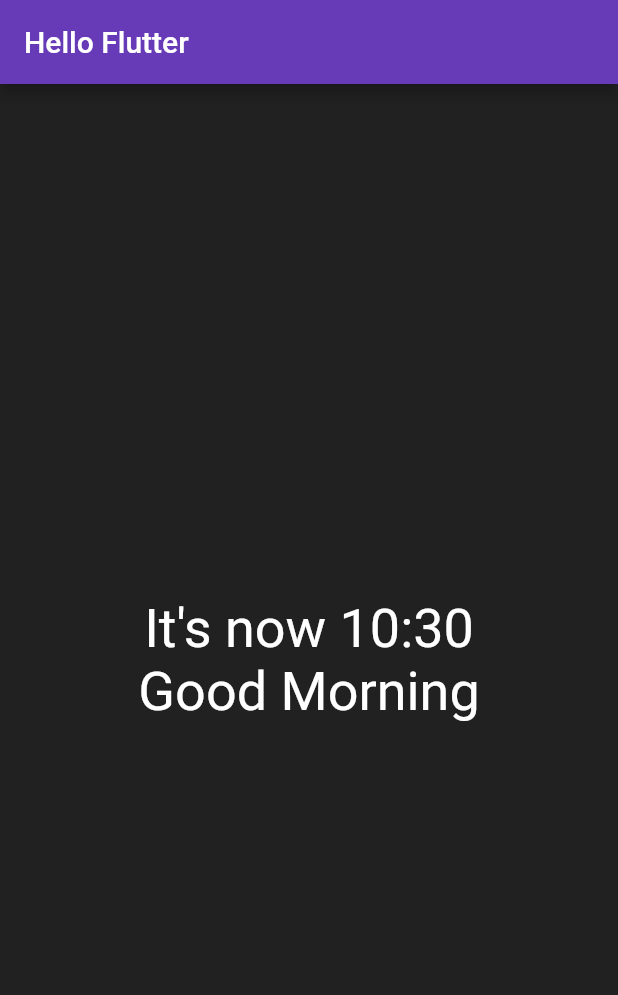
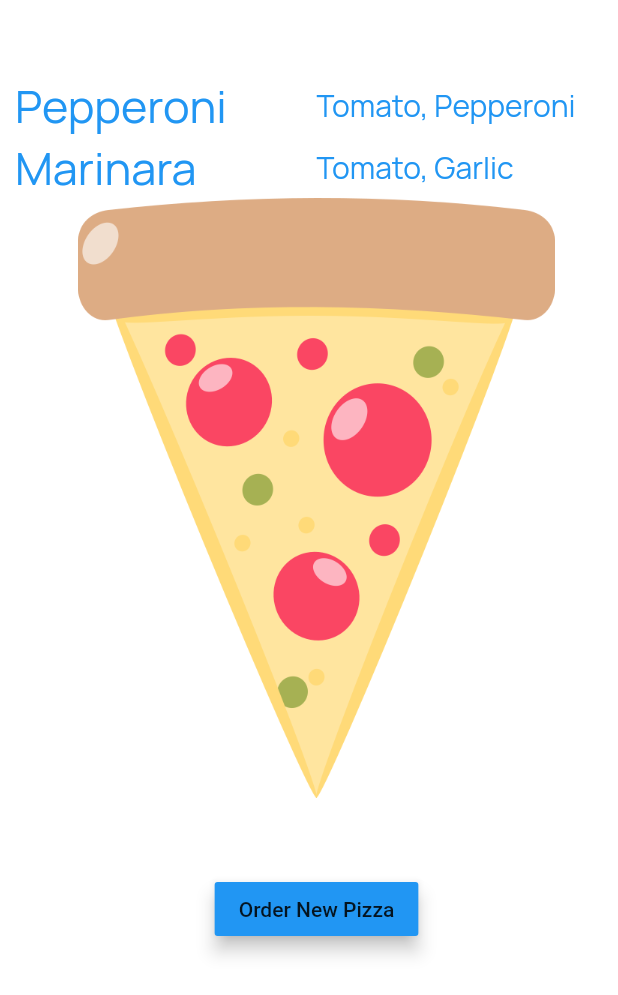
Before and after one commit to AlexKvazos/HelloFlutter, a Flutter app: the screen it shows after launch, on a phone screen of 412 x 824 dp. Shown: the top 995 px of the screen. Run offline on Flutter 3.47's test engine with Material 2 defaults, Android fonts, the phone set to English and light mode, and no system bars.

Commit message:
Add practice with images and styling

```diff
--- a/lib/main.dart
+++ b/lib/main.dart
@@ -1,18 +1,9 @@
 import 'package:flutter/material.dart';
-import 'package:hello_flutter/screens/home.dart';
+import 'ui/home.dart';
 
-void main() => runApp(HelloFlutterApp());
-
-class HelloFlutterApp extends StatelessWidget {
-  @override
-  Widget build(BuildContext context) {
-    return MaterialApp(
-        debugShowCheckedModeBanner: false,
-        title: "Hello Flutter",
-        home: Scaffold(
-            appBar: AppBar(
-                title: Text("Hello Flutter"),
-                backgroundColor: Colors.deepPurple),
-            body: Home()));
-  }
+void main() {
+  runApp(new MaterialApp(
+    title: "Simple Layouts",
+    home: Home(),
+  ));
 }
--- /dev/null
+++ b/lib/ui/home.dart
@@ -0,0 +1,95 @@
+import 'package:flutter/material.dart';
+
+class Home extends StatelessWidget {
+  @override
+  Widget build(BuildContext context) {
+    return Center(
+        child: Container(
+            alignment: Alignment.center,
+            color: Colors.white,
+            padding: EdgeInsets.only(top: 50.0, left: 10.0),
+            child: Column(
+              children: <Widget>[
+                Row(
+                  children: <Widget>[
+                    Expanded(
+                        child: Text("Pepperoni",
+                            textDirection: TextDirection.ltr,
+                            style: TextStyle(
+                                fontFamily: 'Manrope',
+                                fontWeight: FontWeight.w400,
+                                color: Colors.blue,
+                                fontSize: 30.0,
+                                decoration: TextDecoration.none))),
+                    Expanded(
+                        child: Text("Tomato, Pepperoni",
+                            textDirection: TextDirection.ltr,
+                            style: TextStyle(
+                                fontFamily: 'Manrope',
+                                fontWeight: FontWeight.w400,
+                                color: Colors.blue,
+                                fontSize: 20.0,
+                                decoration: TextDecoration.none)))
+                  ],
+                ),
+                Row(
+                  children: <Widget>[
+                    Expanded(
+                      child: Text("Marinara",
+                          textDirection: TextDirection.ltr,
+                          style: TextStyle(
+                              fontFamily: 'Manrope',
+                              fontWeight: FontWeight.w400,
+                              color: Colors.blue,
+                              fontSize: 30.0,
+                              decoration: TextDecoration.none)),
+                    ),
+                    Expanded(
+                        child: Text("Tomato, Garlic",
+                            textDirection: TextDirection.ltr,
+                            style: TextStyle(
+                                fontFamily: 'Manrope',
+                                fontWeight: FontWeight.w400,
+                                color: Colors.blue,
+                                fontSize: 20.0,
+                                decoration: TextDecoration.none)))
+                  ],
+                ),
+                PizzaImageWidget(),
+                OrderButton()
+              ],
+            )));
+  }
+}
+
+class PizzaImageWidget extends StatelessWidget {
+  @override
+  Widget build(BuildContext context) {
+    AssetImage pizzaAsset = AssetImage('images/pizza.png');
+    Image image = Image(image: pizzaAsset, width: 400.0, height: 400.0);
+    return Container(child: image);
+  }
+}
+
+class OrderButton extends StatelessWidget {
+  @override
+  Widget build(BuildContext context) {
+    var button = Container(
+        margin: EdgeInsets.only(top: 50.0),
+        child: RaisedButton(
+            child: Text("Order New Pizza"),
+            color: Colors.blue,
+            elevation: 5.0,
+            onPressed: () {
+              order(context);
+            }));
+
+    return button;
+  }
+
+  void order(BuildContext context) {
+    var alert = AlertDialog(
+        title: Text("Order Completed"), content: Text("Thanks for your order"));
+    showDialog(context: context, builder: (BuildContext context) => alert);
+  }
+}
```
Also changed, not shown: pubspec.yaml (+12 -13 lines), fonts/Manrope-Bold.ttf (added), fonts/Manrope-Light.ttf (added), fonts/Manrope-Regular.ttf (added), images/pizza.png (added).
